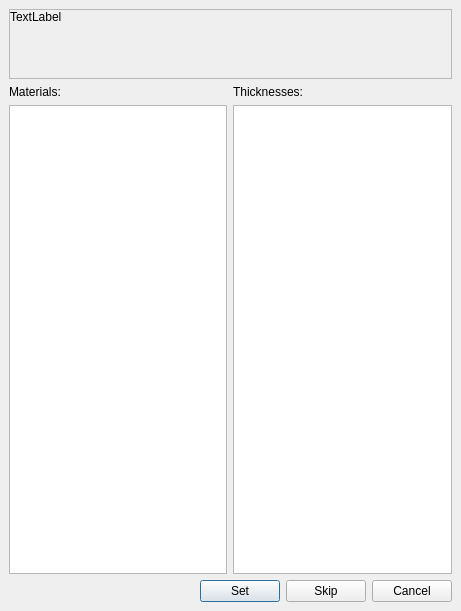
This is ui/nest_sheet_verification.ui in TheCodingJsoftware/Invigo as Qt 5 draws it before an edit. The edited form follows.
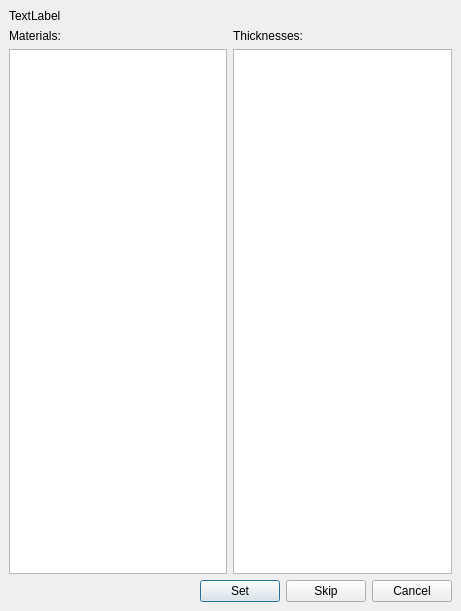
This is the edited form.

Commit message: major refacoring and new job printout layout and design

The edit to the form file:
```diff
--- a/ui/nest_sheet_verification.ui
+++ b/ui/nest_sheet_verification.ui
@@ -68,38 +68,6 @@
          <number>9</number>
         </property>
         <item>
-         <layout class="QHBoxLayout" name="horizontalLayout_4" stretch="0">
-          <item>
-           <widget class="QScrollArea" name="scrollArea">
-            <property name="widgetResizable">
-             <bool>true</bool>
-            </property>
-            <widget class="QWidget" name="scrollAreaWidgetContents">
-             <property name="geometry">
-              <rect>
-               <x>0</x>
-               <y>0</y>
-               <width>439</width>
-               <height>69</height>
-              </rect>
-             </property>
-             <layout class="QVBoxLayout" name="verticalLayout_4">
-              <property name="spacing">
-               <number>0</number>
-              </property>
-              <property name="leftMargin">
-               <number>0</number>
-              </property>
-              <property name="topMargin">
-               <number>0</number>
-              </property>
-              <property name="rightMargin">
-               <number>0</number>
-              </property>
-              <property name="bottomMargin">
-               <number>0</number>
-              </property>
-              <item>
                <widget class="QLabel" name="lblMessage">
                 <property name="sizePolicy">
                  <sizepolicy hsizetype="Preferred" vsizetype="Minimum">
@@ -118,12 +86,6 @@
                 </property>
                </widget>
               </item>
-             </layout>
-            </widget>
-           </widget>
-          </item>
-         </layout>
-        </item>
         <item>
          <layout class="QHBoxLayout" name="horizontalLayout_2">
           <item>
```
Left out of the diff: 7 changed lines with no effect on the pictures. Lines whose indentation alone changed are shown as unchanged. The commit also changes 69 other files.
